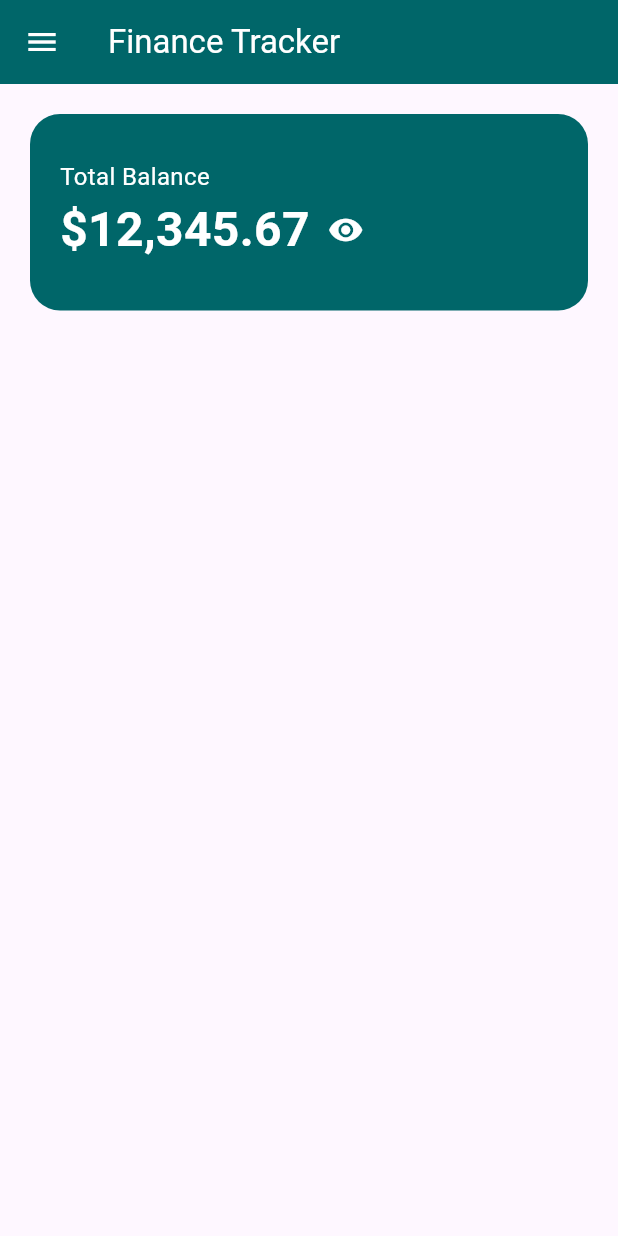
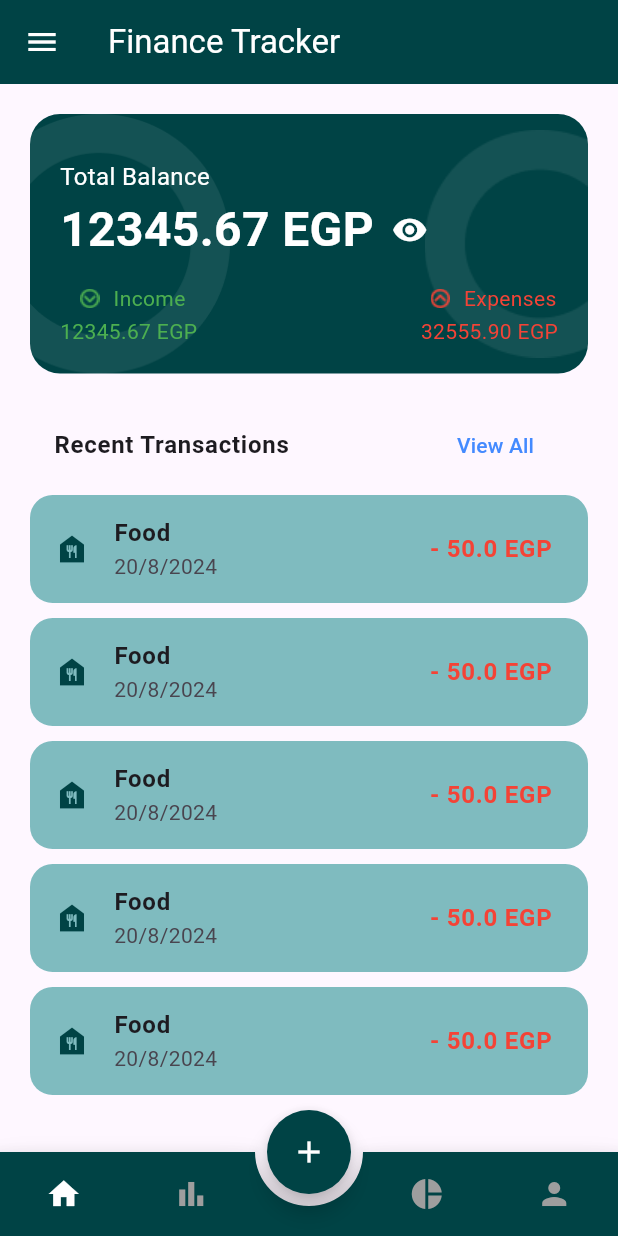
Before and after one commit to H0ss1m/finance_tracker, a Flutter app: the screen it shows after launch, after a tap on the "remove red eye" icon, on a phone screen of 412 x 824 dp. Run offline on Flutter 3.47's test engine with Material 3 defaults, Android fonts, the phone set to English and light mode, and no system bars; drawn by our look-alikes of animated_bottom_navigation_bar; our stand-ins replace get.

Commit message:
refactor: update UI components and add transaction widget; remove unused assets

```diff
--- a/lib/module/color.dart
+++ b/lib/module/color.dart
@@ -1,3 +1,5 @@
 import 'package:flutter/material.dart';
 
-Color mainColor = Color(0xff006669);
+Color mainColor = Color(0xFF004345);
+Color componentColor = Color(0xFF008080);
+Color accentColor = Color(0xFF4AB1E8);
--- a/lib/view/home/home.dart
+++ b/lib/view/home/home.dart
@@ -1,23 +1,62 @@
+import 'package:animated_bottom_navigation_bar/animated_bottom_navigation_bar.dart';
 import 'package:finance_tracker/module/color.dart';
-import 'package:finance_tracker/view/home/widgets/totalBalance.dart';
+import 'package:finance_tracker/view/pages/homePage.dart';
 import 'package:flutter/material.dart';
 
-class Home extends StatelessWidget {
+class Home extends StatefulWidget {
   const Home({super.key});
 
   @override
+  State<Home> createState() => _HomeState();
+}
+
+int _bottomNavIndex = 0;
+List<IconData> iconList = [
+  Icons.home,
+  Icons.bar_chart,
+  Icons.pie_chart,
+  Icons.person,
+];
+
+class _HomeState extends State<Home> {
+  @override
   Widget build(BuildContext context) {
+    List<Widget> pages = [
+      homePage(context: context),
+      const Center(child: Text('Stats Page')),
+      const Center(child: Text('Analytics Page')),
+      const Center(child: Text('Profile Page')),
+    ];
+
     return Scaffold(
+      floatingActionButton: FloatingActionButton(
+        onPressed: () {},
+        backgroundColor: mainColor,
+        shape: const CircleBorder(),
+        child: const Icon(Icons.add, color: Colors.white),
+      ),
+      floatingActionButtonLocation: FloatingActionButtonLocation.centerDocked,
+      bottomNavigationBar: AnimatedBottomNavigationBar(
+        backgroundColor: mainColor,
+        activeColor: Colors.white,
+        inactiveColor: Colors.grey,
+        icons: iconList,
+        activeIndex: _bottomNavIndex,
+        gapLocation: GapLocation.center,
+        notchSmoothness: NotchSmoothness.defaultEdge,
+        onTap: (index) => setState(() => _bottomNavIndex = index),
+        //other params
+      ),
       appBar: AppBar(
         backgroundColor: mainColor,
-        title: Text('Finance Tracker', style: TextStyle(color: Colors.white)),
-        iconTheme: IconThemeData(color: Colors.white),
+        title: const Text(
+          'Finance Tracker',
+          style: TextStyle(color: Colors.white),
+        ),
+        iconTheme: const IconThemeData(color: Colors.white),
       ),
-      drawer: Drawer(),
-      body: Padding(
-        padding: const EdgeInsets.all(20.0),
-        child: SingleChildScrollView(child: Column(children: [totalBalance()])),
-      ),
+      drawer: const Drawer(),
+      body: pages[_bottomNavIndex],
     );
   }
 }
--- a/lib/view/home/widgets/totalBalance.dart
+++ b/lib/view/home/widgets/totalBalance.dart
@@ -1,9 +1,16 @@
 import 'package:finance_tracker/module/color.dart';
 import 'package:flutter/material.dart';
 
-Widget totalBalance() {
+Widget totalBalance({
+  required BuildContext context,
+  required double balance,
+  required double income,
+  required double expenses,
+  required Function onIconPressed,
+  }) {
   return Container(
-    padding: const EdgeInsets.symmetric(horizontal: 20, vertical: 30),
+    height: MediaQuery.of(context).size.height * 0.21,
+    width: MediaQuery.of(context).size.width,
     decoration: BoxDecoration(
       color: mainColor,
       borderRadius: BorderRadius.circular(20),
@@ -11,9 +18,18 @@ Widget totalBalance() {
     child: Stack(
       children: [
         // Background shapes
-        Row(),
+        Row(
+          mainAxisAlignment: MainAxisAlignment.spaceBetween,
+          children: [
+            Image.asset('assets/decor/totalBack2.png', fit: BoxFit.cover),
+            Image.asset('assets/decor/totalBack1.png', fit: BoxFit.cover),
+          ],
+        ),
+
         // The main content
-        Column(
+        Padding(
+          padding: const EdgeInsets.symmetric(horizontal: 20, vertical: 30),
+          child: Column(
             crossAxisAlignment: CrossAxisAlignment.start,
             children: [
               Text(
@@ -23,7 +39,7 @@ Widget totalBalance() {
               Row(
                 children: [
                   Text(
-                  '\$12,345.67',
+                    '${balance.toStringAsFixed(2)} EGP',
                     style: TextStyle(
                       color: Colors.white,
                       fontSize: 32,
@@ -31,8 +47,59 @@ Widget totalBalance() {
                     ),
                   ),
                   IconButton(
-                  onPressed: () {},
+                    // Edit functionality as needed
+                    onPressed: () {
+                      onIconPressed();
+                    },
                     icon: Icon(Icons.remove_red_eye, color: Colors.white),
+                  ),
+                ],
+              ),
+              const SizedBox(height: 10),
+              Row(
+                mainAxisAlignment: MainAxisAlignment.spaceBetween,
+                children: [
+                  Column(
+                    children: [
+                      Row(
+                        children: [
+                          Image.asset(
+                            'assets/icons/income_icon.png',
+                            color: Colors.green,
+                            width: 24,
+                            height: 24,
+                          ),
+                          const Text(
+                            ' Income',
+                            style: TextStyle(color: Colors.green, fontSize: 14),
+                          ),
+                        ],
+                      ),
+                      Text(
+                        '${income.toStringAsFixed(2)} EGP',
+                        style: TextStyle(color: Colors.green, fontSize: 14),
+                      ),
+                    ],
+                  ),
+                  Column(
+                    children: [
+                      Row(
+                        children: [
+                          Image.asset(
+                            'assets/icons/expenses_icon.png',
+                            color: Colors.red,
+                            width: 24,
+                            height: 24,
+                          ),
+                          const Text(
+                            ' Expenses',
+                            style: TextStyle(color: Colors.red, fontSize: 14),
+                          ),
+                        ],
+                      ),
+                      Text(
+                        '${expenses.toStringAsFixed(2)} EGP',
+                        style: TextStyle(color: Colors.red, fontSize: 14),
                       ),
                     ],
                   ),
@@ -40,5 +107,8 @@ Widget totalBalance() {
               ),
             ],
           ),
+        ),
+      ],
+    ),
   );
 }
--- /dev/null
+++ b/lib/view/home/widgets/transactions.dart
@@ -0,0 +1,60 @@
+import 'package:finance_tracker/module/color.dart';
+import 'package:flutter/material.dart';
+
+Widget transactions({
+  required BuildContext context,
+  required String title,
+  required String date,
+  required double amount,
+  required IconData icon,
+  required Color iconBgColor,
+  required bool isIncome,
+}) {
+  return SizedBox(
+    width: MediaQuery.of(context).size.width,
+    height: MediaQuery.of(context).size.height,
+    child: Column(
+      children: [
+        ListTile(
+          title: const Text(
+            'Recent Transactions',
+            style: TextStyle(fontWeight: FontWeight.bold),
+          ),
+          trailing: TextButton(
+            onPressed: () {},
+            child: Text('View All', style: TextStyle(color: Colors.blueAccent)),
+          ),
+        ),
+        Expanded(
+          child: ListView.builder(
+            physics: ScrollPhysics(parent: NeverScrollableScrollPhysics()),
+            itemCount: 5,
+            itemBuilder: (context, index) {
+              return Container(
+                // padding: const EdgeInsets.all(10),
+                margin: const EdgeInsets.symmetric(vertical: 5),
+                decoration: BoxDecoration(
+                  // ignore: deprecated_member_use
+                  color: componentColor.withOpacity(0.5),
+                  borderRadius: BorderRadius.circular(15),
+                ),
+                child: ListTile(
+                  leading: Icon(icon, color: mainColor),
+                  title: Text(
+                    title,
+                    style: TextStyle(fontWeight: FontWeight.bold),
+                  ),
+                  subtitle: Text(date),
+                  trailing: Text(
+                    isIncome ? '+ ${amount.toString()} EGP' : '- ${amount.toString()} EGP',
+                    style: TextStyle(fontWeight: FontWeight.bold, fontSize: 16, color: isIncome ? Colors.green : Colors.red),
+                  ),
+                ),
+              );
+            },
+          ),
+        ),
+      ],
+    ),
+  );
+}
--- /dev/null
+++ b/lib/view/pages/homePage.dart
@@ -0,0 +1,39 @@
+import 'package:finance_tracker/module/color.dart';
+import 'package:finance_tracker/view/home/widgets/totalBalance.dart';
+import 'package:finance_tracker/view/home/widgets/transactions.dart';
+import 'package:flutter/material.dart';
+
+Widget homePage({required BuildContext context}) {
+  return Padding(
+    padding: const EdgeInsets.all(20.0),
+    child: SingleChildScrollView(
+      physics: const NeverScrollableScrollPhysics(),
+      child: Column(
+        children: [
+          // Total Balance Section
+          totalBalance(
+            context: context,
+            balance: 12345.67,
+            income: 12345.67,
+            expenses: 32555.90,
+            onIconPressed: () {},
+          ),
+
+          // Some spacing
+          const SizedBox(height: 20),
+
+          //Transactions Section
+          transactions(
+            context: context,
+            title: 'Food',
+            date: '20/8/2024',
+            amount: 50.00,
+            isIncome: false,
+            icon: Icons.food_bank,
+            iconBgColor: mainColor,
+          ),
+        ],
+      ),
+    ),
+  );
+}
--- a/pubspec.yaml
+++ b/pubspec.yaml
@@ -37,6 +37,8 @@ dependencies:
   firebase_core: ^4.1.0
   firebase_storage: ^13.0.1
   get: ^4.7.2
+  sqflite: ^2.4.2
+  animated_bottom_navigation_bar: ^1.4.0
 
 dev_dependencies:
   flutter_test:
@@ -63,6 +65,7 @@ flutter:
   # To add assets to your application, add an assets section, like this:
   assets:
     - assets/images/
+    - assets/decor/
     - assets/icons/
   #   - images/a_dot_ham.jpeg
 
```
Also changed, not shown: assets/decor/totalBack.png (deleted), assets/decor/totalBack1.png (added), assets/decor/totalBack2.png (added), assets/icons/expenses_icon.png (added), assets/icons/income_icon.png (added), pubspec.lock, 1 other file. Lines whose indentation alone changed are shown as unchanged.
